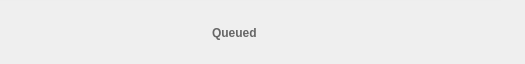
Before: the Qt Designer form src/MEGASync/transfers/gui/win/TransferManagerDelegateWidget.ui in meganz/MEGAsync, drawn with Qt 5; both pictures show x 227 to 752 and y 0 to 64 of the 752 by 64 pixel window.
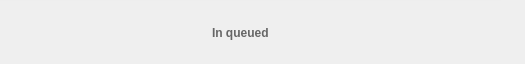
After: the same form once the commit is applied. The open tabs and pages were chosen to show the change. Icons and pictures are not drawn.

What changed in the file:
```diff
--- a/src/MEGASync/transfers/gui/win/TransferManagerDelegateWidget.ui
+++ b/src/MEGASync/transfers/gui/win/TransferManagerDelegateWidget.ui
@@ -641,7 +641,7 @@
             </rect>
            </property>
            <property name="text">
-            <string>Queued</string>
+            <string>In queued</string>
            </property>
           </widget>
          </widget>
```
